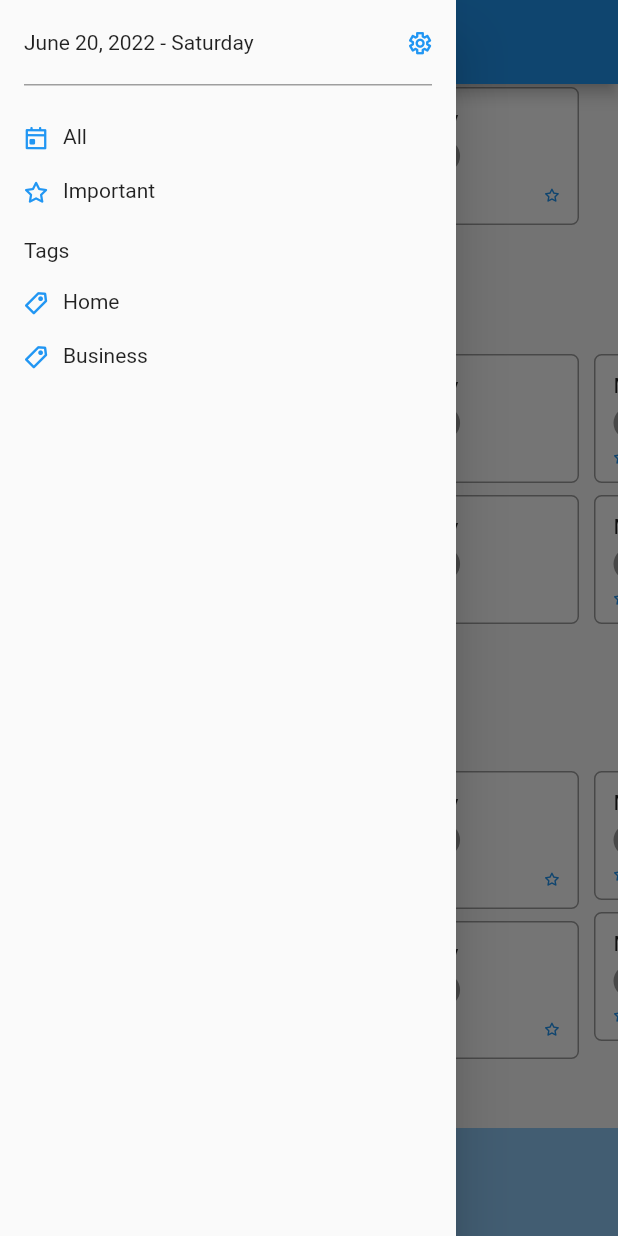
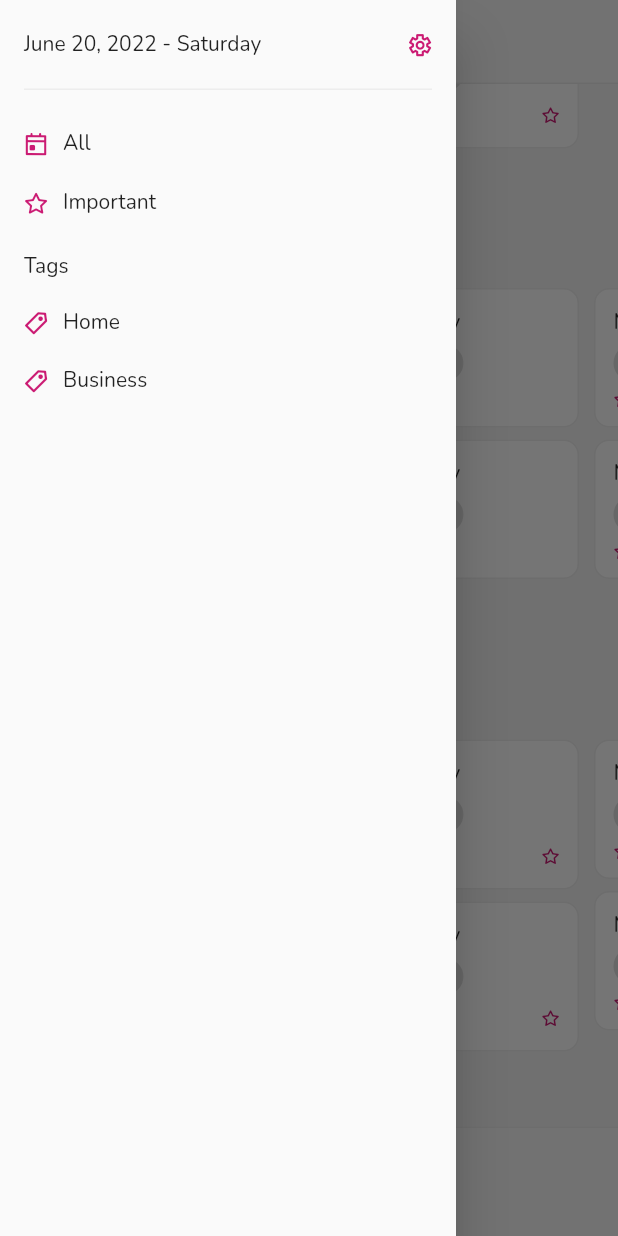
Before and after one commit to L4ENT/gapler-flutter, a Flutter app: the screen it shows after launch, with the side drawer open, on a phone screen of 412 x 824 dp. Run offline on Flutter 3.47's test engine with Material 2 defaults, Android fonts, the phone set to English and light mode, and no system bars.

Commit message:
Fonts and Theme styles

```diff
--- a/lib/calendar_view.dart
+++ b/lib/calendar_view.dart
@@ -11,8 +11,10 @@ class _BottomBarItem extends StatelessWidget {
   Widget build(BuildContext context) {
     return Container(
       padding: const EdgeInsets.all(10),
-      decoration: const ShapeDecoration(
-        shape: CircleBorder(side: BorderSide(width: 1, color: Colors.grey)),
+      decoration: ShapeDecoration(
+        shape: CircleBorder(
+            side: BorderSide(
+                width: 1, color: Theme.of(context).colorScheme.outline)),
         color: Colors.white,
       ),
       child: Icon(icon, size: 18, color: Colors.grey),
@@ -26,7 +28,11 @@ class _BottomBar extends StatelessWidget {
   @override
   Widget build(BuildContext context) {
     return Container(
-        decoration: BoxDecoration(color: Theme.of(context).backgroundColor),
+        decoration: BoxDecoration(
+            color: Theme.of(context).colorScheme.surface,
+            border: Border(
+                top: BorderSide(
+                    width: 1, color: Theme.of(context).colorScheme.outline))),
         padding: const EdgeInsets.symmetric(vertical: 16),
         child: Row(
           mainAxisAlignment: MainAxisAlignment.center,
@@ -67,7 +73,7 @@ class _ItemLabel extends StatelessWidget {
       padding: const EdgeInsets.symmetric(vertical: 4, horizontal: 6),
       margin: const EdgeInsets.only(right: 4),
       decoration: BoxDecoration(
-          color: Colors.grey, borderRadius: BorderRadius.circular(20)),
+          color: Colors.grey.shade300, borderRadius: BorderRadius.circular(20)),
       child: Text(title, style: const TextStyle(fontSize: 12)),
     );
   }
@@ -109,14 +115,14 @@ class _Item extends StatelessWidget {
         bottomParts.add(Row(
           children: [
             Icon(DomoIcons.attachment,
-                size: 10, color: Theme.of(context).colorScheme.primary),
+                size: 12, color: Theme.of(context).colorScheme.primary),
             Text(files.toString())
           ],
         ));
       }
       if (important) {
         bottomParts.add(Icon(DomoIcons.star,
-            size: 10, color: Theme.of(context).colorScheme.primary));
+            size: 12, color: Theme.of(context).colorScheme.primary));
       }
       itemParts.add(Row(
         mainAxisAlignment: MainAxisAlignment.spaceBetween,
@@ -129,9 +135,9 @@ class _Item extends StatelessWidget {
       margin: const EdgeInsets.only(top: 8),
       padding: const EdgeInsets.all(12),
       decoration: BoxDecoration(
-          borderRadius: BorderRadius.circular(5),
+          borderRadius: BorderRadius.circular(10),
           color: Colors.white,
-          border: Border.all(width: 1, color: Colors.grey)),
+          border: Border.all(width: 1, color: Theme.of(context).colorScheme.outline)),
       child: Column(
         children: itemParts,
       ),
@@ -389,7 +395,7 @@ class _CalendarViewState extends State<CalendarView> {
                       Container(
                         padding: const EdgeInsets.only(left: 16),
                         margin: const EdgeInsets.symmetric(vertical: 16),
-                        height: 230,
+                        height: 250,
                         child: ListView(
                             scrollDirection: Axis.horizontal,
                             children: itemsToBatches(group['items'])
--- a/lib/main.dart
+++ b/lib/main.dart
@@ -11,6 +11,7 @@ class MyApp extends StatelessWidget {
   // This widget is the root of your application.
   @override
   Widget build(BuildContext context) {
+    ThemeData currentThemeData = Theme.of(context);
     return MaterialApp(
       title: 'Domo',
       theme: ThemeData(
@@ -23,7 +24,27 @@ class MyApp extends StatelessWidget {
         // or simply save your changes to "hot reload" in a Flutter IDE).
         // Notice that the counter didn't reset back to zero; the application
         // is not restarted.
-        primarySwatch: Colors.blue,
+        fontFamily: 'Nunito',
+        colorScheme: currentThemeData.colorScheme.copyWith(
+          brightness: Brightness.light,
+          primary: const Color.fromRGBO(203, 27, 115, 1),
+          onPrimary: Colors.white,
+          surface: const Color.fromRGBO(249, 249, 249, 1),
+          outline: Color.fromRGBO(237, 237, 237, 1)
+        ),
+        appBarTheme: currentThemeData.appBarTheme.copyWith(
+            color: const Color.fromRGBO(249, 249, 249, 1),
+            foregroundColor: const Color.fromRGBO(53, 53, 53, 1),
+            centerTitle: true,
+            titleTextStyle: const TextStyle(
+                color: Color.fromRGBO(53, 53, 53, 1), fontSize: 14),
+            elevation: 0,
+            shape: const Border(
+                bottom: BorderSide(
+                    width: 1, color: Color.fromRGBO(234, 234, 234, 1)))),
+        scaffoldBackgroundColor: const Color.fromRGBO(245, 245, 245, 1),
+        primaryColor: const Color.fromRGBO(203, 27, 115, 1),
+        // primarySwatch: Colors.grey,
       ),
       initialRoute: '/',
       routes: {
--- a/lib/main_menu.dart
+++ b/lib/main_menu.dart
@@ -46,8 +46,10 @@ class MainMenu extends StatelessWidget {
       children: [
         SizedBox(height: MediaQuery.of(context).padding.top + _headPadding),
         Container(
-          decoration: const BoxDecoration(
-              border: Border(bottom: BorderSide(width: 1, color: Colors.grey))),
+          decoration: BoxDecoration(
+              border: Border(
+                  bottom: BorderSide(
+                      width: 1, color: Theme.of(context).colorScheme.outline))),
           padding: const EdgeInsets.only(bottom: _headPadding),
           child: Row(
             mainAxisAlignment: MainAxisAlignment.spaceBetween,
```
Also changed, not shown: pubspec.yaml (+10 -0 lines), fonts/Nunito-Black.ttf (added), fonts/Nunito-BlackItalic.ttf (added), fonts/Nunito-Bold.ttf (added), fonts/Nunito-BoldItalic.ttf (added), fonts/Nunito-ExtraBold.ttf (added), fonts/Nunito-ExtraBoldItalic.ttf (added), fonts/Nunito-ExtraLight.ttf (added), fonts/Nunito-ExtraLightItalic.ttf (added), fonts/Nunito-Italic.ttf (added), fonts/Nunito-Light.ttf (added), fonts/Nunito-LightItalic.ttf (added), fonts/Nunito-Medium.ttf (added), fonts/Nunito-MediumItalic.ttf (added), 3 more files.
